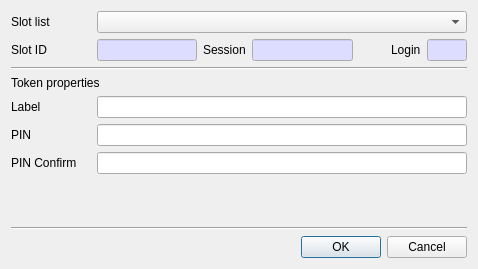
jykim74/CryptokiMan, file CryptokiMan/init_token_dlg.ui: the form before one commit.
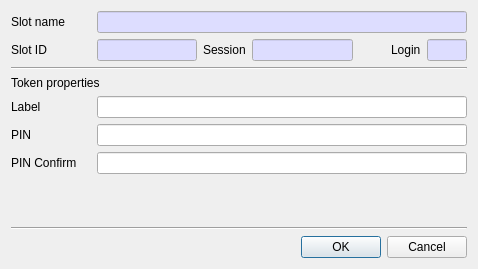
The form after the commit.

Commit message: Slot List 를 모두 Slot Name 변경

```diff
--- a/CryptokiMan/init_token_dlg.ui
+++ b/CryptokiMan/init_token_dlg.ui
@@ -28,17 +28,41 @@
         </size>
        </property>
        <property name="text">
-        <string>Slot list</string>
+        <string>Slot name</string>
        </property>
       </widget>
      </item>
      <item row="0" column="1">
-      <widget class="QComboBox" name="mSlotsCombo">
-       <property name="sizePolicy">
-        <sizepolicy hsizetype="Preferred" vsizetype="Fixed">
-         <horstretch>1</horstretch>
-         <verstretch>0</verstretch>
-        </sizepolicy>
+      <widget class="QLineEdit" name="mSlotNameText">
+       <property name="palette">
+        <palette>
+         <active>
+          <colorrole role="Base">
+           <brush brushstyle="SolidPattern">
+            <color alpha="255">
+             <red>221</red>
+             <green>221</green>
+             <blue>255</blue>
+            </color>
+           </brush>
+          </colorrole>
+         </active>
+         <inactive>
+          <colorrole role="Base">
+           <brush brushstyle="SolidPattern">
+            <color alpha="255">
+             <red>221</red>
+             <green>221</green>
+             <blue>255</blue>
+            </color>
+           </brush>
+          </colorrole>
+         </inactive>
+         <disabled/>
+        </palette>
+       </property>
+       <property name="readOnly">
+        <bool>true</bool>
        </property>
       </widget>
      </item>
```
Left out of the diff: 1 changed line with no effect on the pictures. The commit also changes 116 other files.
